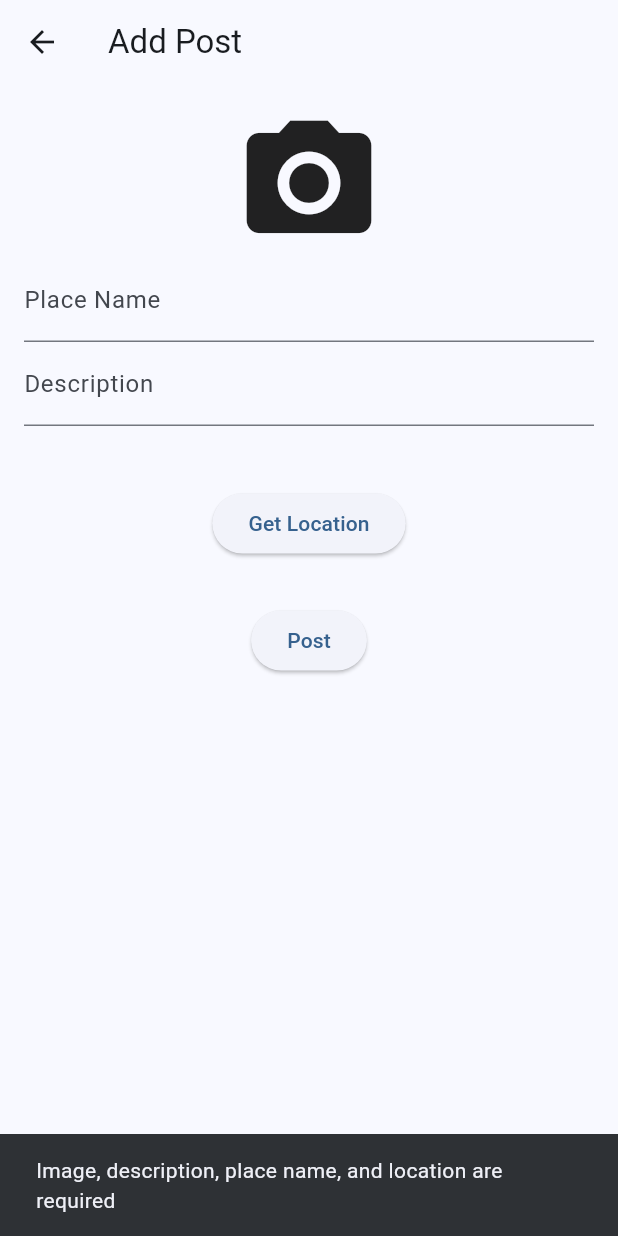
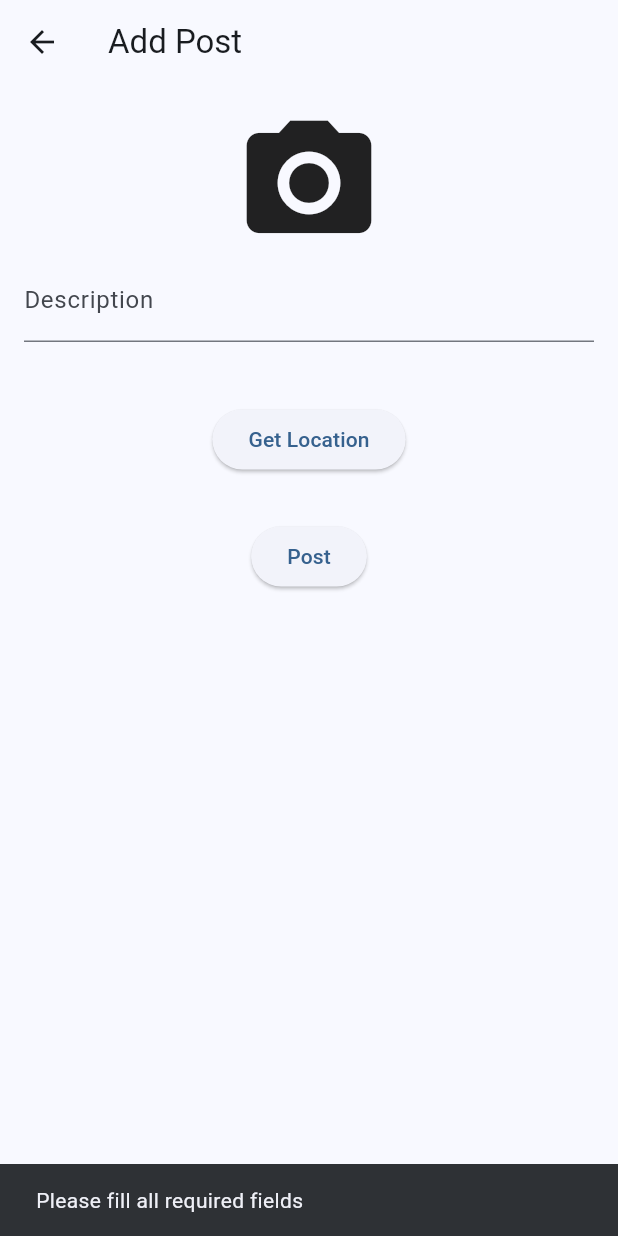
Before and after one commit to Irfan0535/Fasum, a Flutter app: the AddPostScreen screen opened directly, after a tap on "Post", on a phone screen of 412 x 824 dp. Run offline on Flutter 3.47's test engine with Material 3 defaults, Android fonts, the phone set to English and light mode, and no system bars; our stand-ins replace cloud_firestore, firebase_auth, firebase_core, firebase_storage, geolocator, google_sign_in and 2 more; accounts and stored records are empty.

Commit message:
memperbaiki error pada add post dan home

```diff
--- a/lib/screens/add_post_screen.dart
+++ b/lib/screens/add_post_screen.dart
@@ -1,11 +1,13 @@
 import 'dart:io';
+import 'dart:typed_data';
 import 'package:cloud_firestore/cloud_firestore.dart';
-import 'package:fasum/screens/location.dart';
 import 'package:firebase_storage/firebase_storage.dart';
+import 'package:flutter/foundation.dart';
 import 'package:flutter/material.dart';
+import 'package:geolocator/geolocator.dart';
 import 'package:image_picker/image_picker.dart';
 import 'package:firebase_auth/firebase_auth.dart';
-import 'package:geolocator/geolocator.dart';
+import 'package:fasum/screens/location.dart'; // Import LocationWidget
 
 class AddPostScreen extends StatefulWidget {
   @override
@@ -13,39 +15,54 @@ class AddPostScreen extends StatefulWidget {
 }
 
 class _AddPostScreenState extends State<AddPostScreen> {
-  File? _image;
+  XFile? _image;
+  Uint8List? _webImage;
   final picker = ImagePicker();
   final TextEditingController _descriptionController = TextEditingController();
-  final TextEditingController _placeNameController = TextEditingController();
   Position? _currentPosition;
+
+  bool _isLocationEnabled =
+      false; // Add a flag to track if location is obtained
+
+  // Function to update current position
+  void _updateLocation(Position? position) {
+    setState(() {
+      _currentPosition = position;
+      _isLocationEnabled = true; // Update flag when location is obtained
+    });
+  }
+
+  // Function to validate if all required fields are filled
+  bool _validateFields() {
+    return _image != null &&
+        _descriptionController.text.isNotEmpty &&
+        _isLocationEnabled; // Ensure location is enabled
+  }
 
   Future getImage() async {
     final pickedFile = await picker.pickImage(source: ImageSource.camera);
 
     setState(() {
       if (pickedFile != null) {
-        _image = File(pickedFile.path);
+        _image = pickedFile;
+        if (kIsWeb) {
+          pickedFile.readAsBytes().then((value) {
+            setState(() {
+              _webImage = value;
+            });
+          });
+        }
       } else {
         print('No image selected.');
       }
     });
   }
 
-  void _updateLocation(Position position) {
-    setState(() {
-      _currentPosition = position;
-    });
-  }
-
   Future<void> _uploadPost() async {
-    if (_image == null ||
-        _descriptionController.text.isEmpty ||
-        _placeNameController.text.isEmpty ||
-        _currentPosition == null) {
+    if (!_validateFields()) {
+      // Check if all required fields are filled
       ScaffoldMessenger.of(context).showSnackBar(
-        SnackBar(
-            content: Text(
-                'Image, description, place name, and location are required')),
+        SnackBar(content: Text('Please fill all required fields')),
       );
       return;
     }
@@ -56,7 +73,15 @@ class _AddPostScreenState extends State<AddPostScreen> {
           .ref()
           .child('post_images')
           .child('${DateTime.now()}.jpg');
-      await ref.putFile(_image!);
+
+      if (kIsWeb) {
+        final metadata = SettableMetadata(contentType: 'image/jpeg');
+        await ref.putData(_webImage!, metadata);
+      } else {
+        final file = File(_image!.path);
+        await ref.putFile(file);
+      }
+
       imageUrl = await ref.getDownloadURL();
     } catch (e) {
       print(e);
@@ -69,11 +94,11 @@ class _AddPostScreenState extends State<AddPostScreen> {
     FirebaseFirestore.instance.collection('posts').add({
       'imageUrl': imageUrl,
       'description': _descriptionController.text,
-      'placeName': _placeNameController.text,
-      'location':
-          GeoPoint(_currentPosition!.latitude, _currentPosition!.longitude),
       'timestamp': Timestamp.now(),
       'username': username,
+      if (_currentPosition != null)
+        'location':
+            GeoPoint(_currentPosition!.latitude, _currentPosition!.longitude),
     });
 
     Navigator.pop(context);
@@ -94,18 +119,17 @@ class _AddPostScreenState extends State<AddPostScreen> {
                 onTap: getImage,
                 child: _image == null
                     ? Icon(Icons.camera_alt, size: 100)
-                    : Image.file(_image!),
-              ),
-              TextField(
-                controller: _placeNameController,
-                decoration: InputDecoration(labelText: 'Place Name'),
+                    : kIsWeb
+                        ? Image.memory(_webImage!)
+                        : Image.file(File(_image!.path)),
               ),
               TextField(
                 controller: _descriptionController,
                 decoration: InputDecoration(labelText: 'Description'),
               ),
               SizedBox(height: 20),
-              LocationWidget(onLocationChanged: _updateLocation),
+              LocationWidget(
+                  onLocationChanged: _updateLocation), // Add LocationWidget
               SizedBox(height: 20),
               ElevatedButton(
                 onPressed: _uploadPost,
--- a/pubspec.yaml
+++ b/pubspec.yaml
@@ -35,7 +35,7 @@ dependencies:
   # The following adds the Cupertino Icons font to your application.
   # Use with the CupertinoIcons class for iOS style icons.
   cupertino_icons: ^1.0.8
-  firebase_core: ^2.27.2
+  firebase_core: ^2.32.0
   firebase_auth: ^4.18.0
   google_sign_in: ^6.2.1
   firebase_storage: ^11.7.5
```
Also changed, not shown: lib/screens/home_screen.dart (+21 -12 lines), pubspec.lock, 1 other file.
